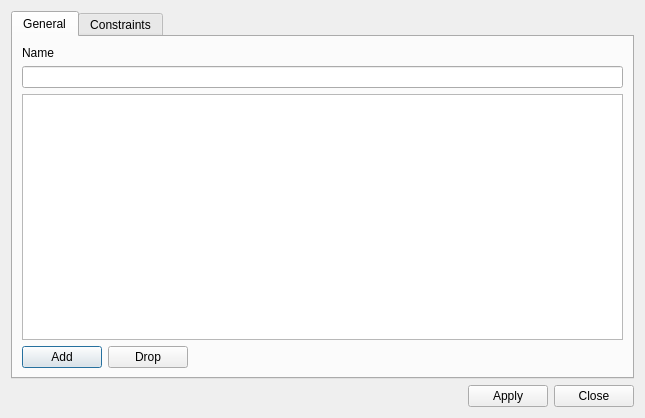
Old version of the form sdk/forms/tableeditform.ui in the repository CuriousCrow/polymorph-sql.
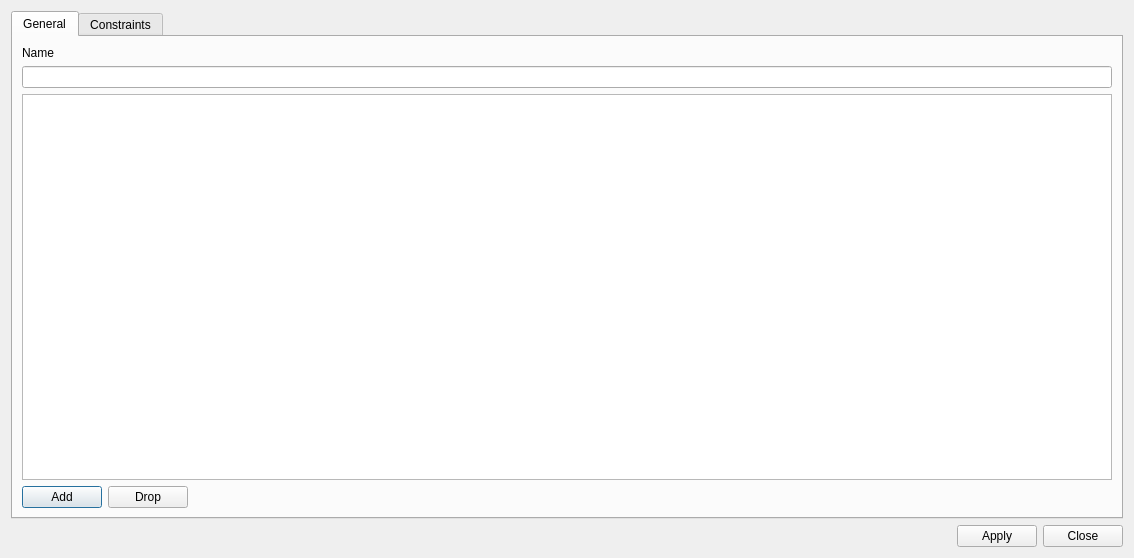
New version of the form. Icons and pictures are not drawn.

The edit to the form file:
```diff
--- a/sdk/forms/tableeditform.ui
+++ b/sdk/forms/tableeditform.ui
@@ -6,8 +6,8 @@
    <rect>
     <x>0</x>
     <y>0</y>
-    <width>645</width>
-    <height>418</height>
+    <width>1134</width>
+    <height>558</height>
    </rect>
   </property>
   <property name="windowTitle">
```
